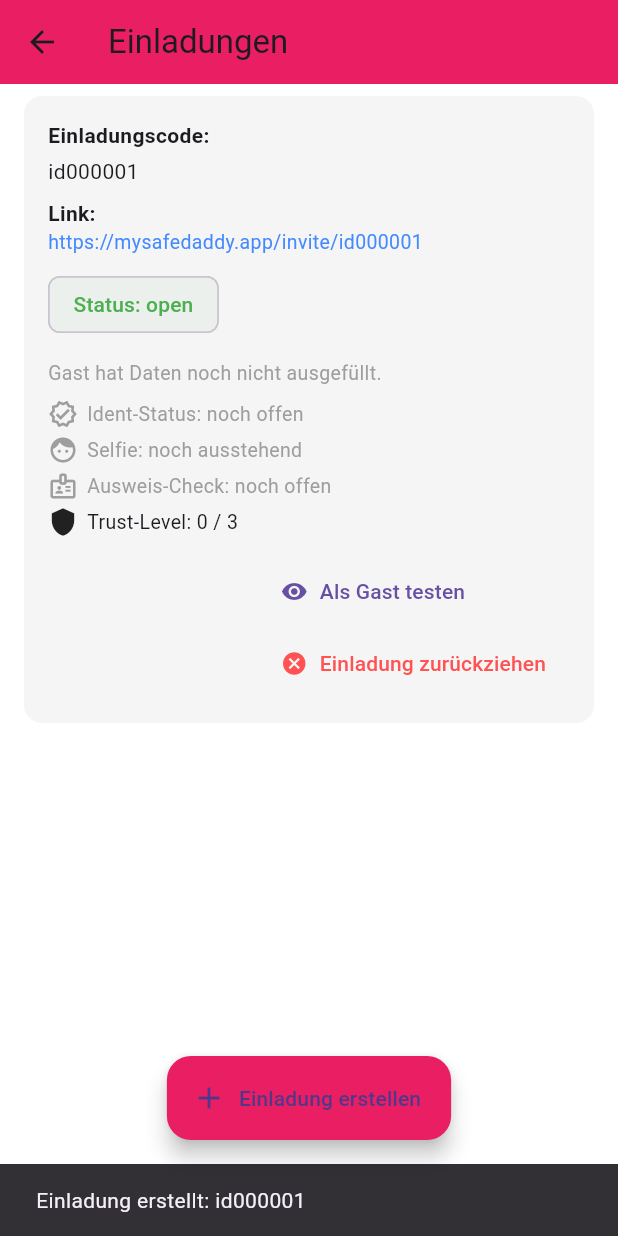
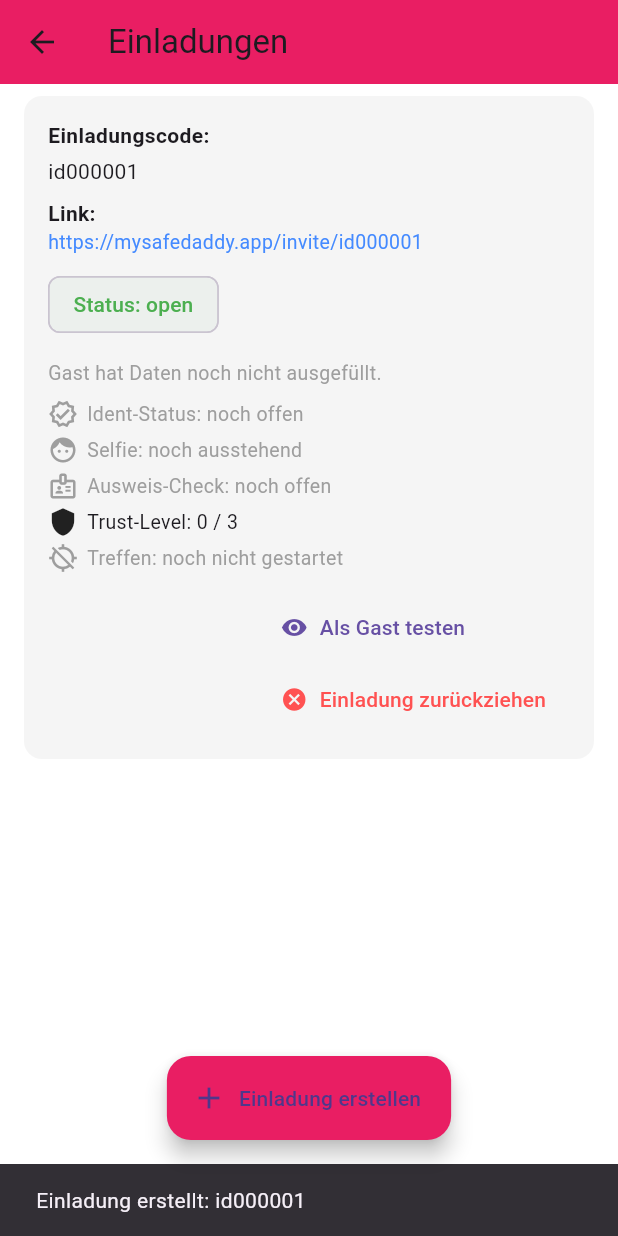
Before and after one commit to skberlin/mysafedaddy, a Flutter app: the InvitationScreen screen opened by its route, after a tap on "Einladung erstellen", on a phone screen of 412 x 824 dp. Run offline on Flutter 3.47's test engine with Material 3 defaults, Android fonts, the phone set to English and light mode, and no system bars; our stand-ins replace camera, cloud_firestore, firebase_auth, firebase_core, geolocator; accounts and stored records are empty.

Commit message:
feat(meeting): Treffen-Start mit GPS-Tracking (Frau), Meeting-Status in Einladungen

```diff
--- a/lib/core/router/app_router.dart
+++ b/lib/core/router/app_router.dart
@@ -9,6 +9,7 @@ import '../../features/authentication/presentation/screens/profile_setup_screen.
 import '../../features/home/presentation/screens/home_screen.dart';
 import '../../features/emergency_contacts/presentation/screens/emergency_contacts_screen.dart';
 import '../../features/safety_timer/presentation/screens/safety_timer_screen.dart';
+import '../../features/safety_timer/presentation/screens/meeting_tracking_screen.dart';
 import '../../features/invitation/presentation/screens/invitation_screen.dart';
 import '../../features/invitation/presentation/screens/guest_invite_screen.dart';
 import '../../features/identification/presentation/screens/selfie_capture_screen.dart';
@@ -61,7 +62,8 @@ class AppRouter {
 
       case '/emergency-contacts':
         return MaterialPageRoute(
-            builder: (_) => const EmergencyContactsScreen());
+          builder: (_) => const EmergencyContactsScreen(),
+        );
 
       case '/safety-timer':
         return MaterialPageRoute(builder: (_) => const SafetyTimerScreen());
@@ -87,6 +89,12 @@ class AppRouter {
           builder: (_) => IdVerificationScreen(inviteId: inviteId),
         );
 
+      case '/meeting-tracking':
+        final inviteId = settings.arguments as String;
+        return MaterialPageRoute(
+          builder: (_) => MeetingTrackingScreen(inviteId: inviteId),
+        );
+
       default:
         return MaterialPageRoute(
           builder: (_) => const Scaffold(
--- a/lib/features/invitation/presentation/screens/invitation_screen.dart
+++ b/lib/features/invitation/presentation/screens/invitation_screen.dart
@@ -54,6 +54,7 @@ class _InvitationScreenState extends State<InvitationScreen> {
       'selfieVerified': false,
       'idVerified': false,
       'badgeLevel': 0,
+      'meetingStatus': 'none', // none | active | ended
     };
 
     await globalRef.set(data);
@@ -77,29 +78,21 @@ class _InvitationScreenState extends State<InvitationScreen> {
         'revokedAt': FieldValue.serverTimestamp(),
       };
 
-      // globales Invite-Dokument aktualisieren
       await FirebaseFirestore.instance
           .collection('invites')
           .doc(inviteId)
           .set(update, SetOptions(merge: true));
 
-      // gespiegelt bei der Frau aktualisieren
-      await _invitesRef()
-          .doc(inviteId)
-          .set(update, SetOptions(merge: true));
+      await _invitesRef().doc(inviteId).set(update, SetOptions(merge: true));
 
       if (!mounted) return;
       ScaffoldMessenger.of(context).showSnackBar(
-        const SnackBar(
-          content: Text("Einladung wurde zurückgezogen."),
-        ),
+        const SnackBar(content: Text("Einladung wurde zurückgezogen.")),
       );
     } catch (e) {
       if (!mounted) return;
       ScaffoldMessenger.of(context).showSnackBar(
-        SnackBar(
-          content: Text("Fehler beim Zurückziehen: $e"),
-        ),
+        SnackBar(content: Text("Fehler beim Zurückziehen: $e")),
       );
     }
   }
@@ -178,6 +171,9 @@ class _InvitationScreenState extends State<InvitationScreen> {
               final data = doc.data();
 
               final status = (data['status'] ?? 'open') as String;
+              final meetingStatus =
+                  (data['meetingStatus'] ?? 'none') as String;
+
               final guestFirstName = data['guestFirstName'];
               final guestLastName = data['guestLastName'];
               final guestName = (guestFirstName != null &&
@@ -201,6 +197,26 @@ class _InvitationScreenState extends State<InvitationScreen> {
                   break;
                 default:
                   statusColor = Colors.green;
+              }
+
+              String meetingText;
+              IconData meetingIcon;
+              Color meetingColor;
+              switch (meetingStatus) {
+                case 'active':
+                  meetingText = "Treffen: aktiv (GPS läuft)";
+                  meetingIcon = Icons.location_on;
+                  meetingColor = Colors.orange;
+                  break;
+                case 'ended':
+                  meetingText = "Treffen: sicher beendet";
+                  meetingIcon = Icons.lock;
+                  meetingColor = Colors.green;
+                  break;
+                default:
+                  meetingText = "Treffen: noch nicht gestartet";
+                  meetingIcon = Icons.location_disabled;
+                  meetingColor = Colors.grey;
               }
 
               return Container(
@@ -349,6 +365,24 @@ class _InvitationScreenState extends State<InvitationScreen> {
                             ),
                           ],
                         ),
+                        const SizedBox(height: 4),
+                        Row(
+                          children: [
+                            Icon(
+                              meetingIcon,
+                              size: 20,
+                              color: meetingColor,
+                            ),
+                            const SizedBox(width: 6),
+                            Text(
+                              meetingText,
+                              style: TextStyle(
+                                fontSize: 13,
+                                color: meetingColor,
+                              ),
+                            ),
+                          ],
+                        ),
                       ],
                     ),
 
@@ -371,6 +405,28 @@ class _InvitationScreenState extends State<InvitationScreen> {
                               },
                               icon: const Icon(Icons.visibility),
                               label: const Text("Als Gast testen"),
+                            ),
+                          if (status != 'revoked' &&
+                              meetingStatus != 'ended' &&
+                              verifiedBasic)
+                            TextButton.icon(
+                              onPressed: () {
+                                Navigator.pushNamed(
+                                  context,
+                                  '/meeting-tracking',
+                                  arguments: inviteId,
+                                );
+                              },
+                              icon: Icon(
+                                meetingStatus == 'active'
+                                    ? Icons.my_location
+                                    : Icons.play_circle_fill,
+                              ),
+                              label: Text(
+                                meetingStatus == 'active'
+                                    ? "Treffen öffnen"
+                                    : "Treffen starten",
+                              ),
                             ),
                           TextButton.icon(
                             onPressed: status == 'revoked'
--- a/pubspec.yaml
+++ b/pubspec.yaml
@@ -35,6 +35,7 @@ dependencies:
   firebase_core: ^2.27.0
   cloud_firestore: ^4.17.5
   firebase_auth: ^4.19.5
+  geolocator: ^12.0.0
 
   camera: ^0.11.0+2
   firebase_storage: ^11.7.7
```
Also changed, not shown: lib/features/safety_timer/presentation/screens/meeting_tracking_screen.dart (added, +345 -0 lines), pubspec.lock, 3 other files.
